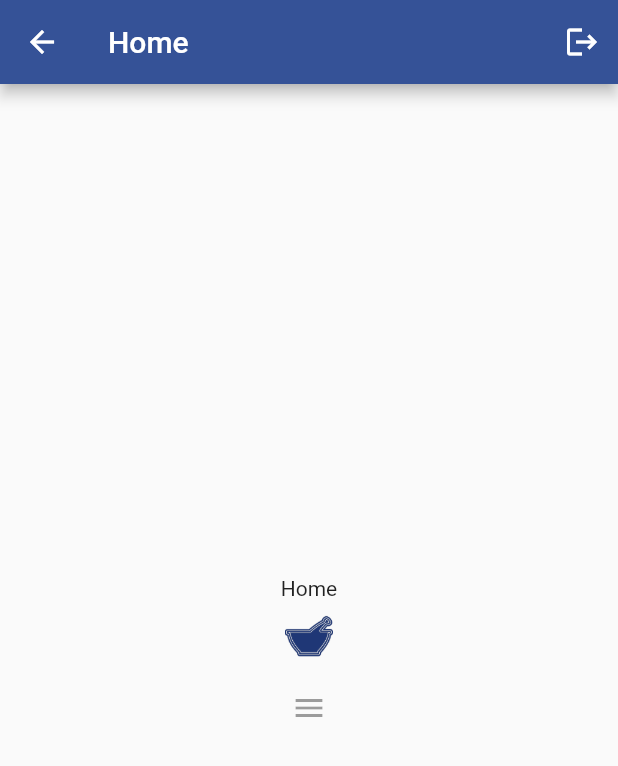
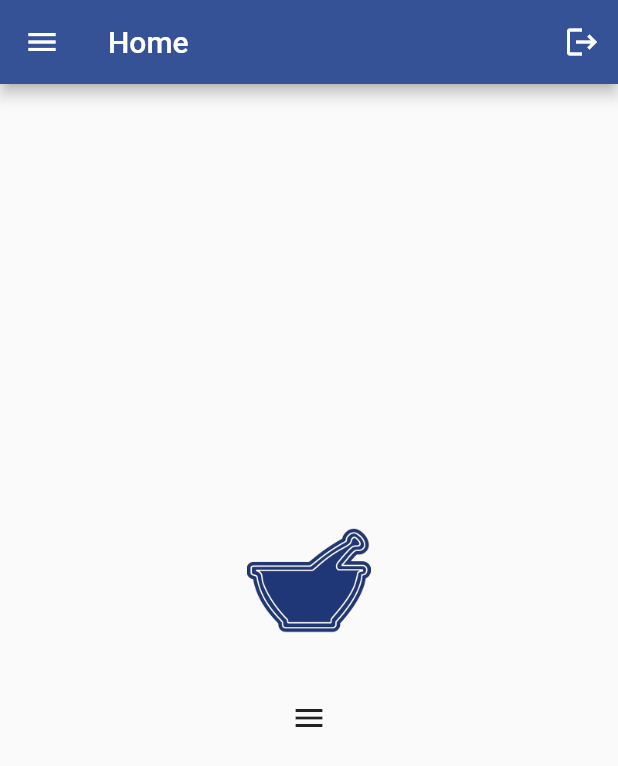
Before and after one commit to portal-webstore/fiery_flutter_prototype_archi, a Flutter app: the HomeScreen screen opened directly, on a phone screen of 412 x 824 dp. Shown: the top 766 px of the screen. Run offline on Flutter 3.47's test engine with Material 2 defaults, Android fonts, the phone set to English and light mode, and no system bars; our stand-ins replace bloc, cloud_firestore, equatable, firebase_auth, firebase_core, flutter_bloc and 2 more; missing offline and left inert: flow_builder; accounts and stored records are empty.

Commit message:
feat(app/views,screens): update screens, logged-in profile home layout
side menu drawer added

```diff
--- a/lib/app/views/webstore_app_view.dart
+++ b/lib/app/views/webstore_app_view.dart
@@ -32,7 +32,9 @@ class AppView extends StatelessWidget {
       ],
       theme: ColouredTheme.data,
       home: FlowBuilder<AppStatus>(
-        state: context.select((AppBloc bloc) => bloc.state.status),
+        state: context.select(
+          (AppBloc bloc) => bloc.state.status,
+        ),
         onGeneratePages: onGenerateAppViewPages,
       ),
       onGenerateRoute: RouteGenerator.getRouteOnGenerate,
--- a/lib/home/screens/home_screen.dart
+++ b/lib/home/screens/home_screen.dart
@@ -1,11 +1,13 @@
+import 'package:authentication_repository/authentication_repository.dart'
+    as auth show User;
 import 'package:fiery_flutter_prototype_archi/app/blocs/app_bloc.dart'
     show AppBloc, AppLogoutRequested;
 import 'package:fiery_flutter_prototype_archi/home/keys/home_keys.dart'
     show HomeKeys;
-import 'package:fiery_flutter_prototype_archi/shared/widgets/logo/atoms/atoms.dart'
-    show WebstoreLogo;
+import 'package:fiery_flutter_prototype_archi/shared/drawer/drawer.dart';
+import 'package:fiery_flutter_prototype_archi/shared/widgets/logo/atoms/atoms.dart';
 import 'package:flutter/material.dart';
-import 'package:flutter_bloc/flutter_bloc.dart' show ReadContext;
+import 'package:flutter_bloc/flutter_bloc.dart' show ReadContext, SelectContext;
 
 class HomeScreen extends StatefulWidget {
   const HomeScreen({
@@ -26,6 +28,11 @@ class HomeScreen extends StatefulWidget {
 class _HomeScreenState extends State<HomeScreen> {
   @override
   Widget build(BuildContext context) {
+    final TextTheme textTheme = Theme.of(context).textTheme;
+    final auth.User user = context.select(
+      (AppBloc bloc) => bloc.state.user,
+    );
+
     return Scaffold(
       appBar: AppBar(
         title: Text(widget.title ?? 'Home'),
@@ -38,25 +45,34 @@ class _HomeScreenState extends State<HomeScreen> {
         ],
       ),
       // - TODO: Add drawer for side menu navigation fallback
-
+      drawer: const SideMenuNavigationDrawer(),
       body: Center(
         child: Column(
           mainAxisAlignment: MainAxisAlignment.center,
-          children: const <Widget>[
+          children: <Widget>[
+            const WebstoreLogo(),
+            const SizedBox(height: 4.0),
             Text(
-              'Home',
-            ),
-            IconButton(
-              icon: WebstoreLogo(),
-              onPressed: null,
+              user.emailAddress,
+              style: textTheme.headline6,
             ),
             IconButton(
               key: HomeScreen.menuKey,
-              icon: Icon(
+              icon: const Icon(
                 Icons.menu,
               ),
-              onPressed: null,
-            )
+              onPressed: () {
+                Scaffold.of(context).openDrawer();
+                Scaffold.of(context).openEndDrawer();
+
+                debugPrint('openDrawer');
+              },
+            ),
+            const SizedBox(height: 4.0),
+            Text(
+              user.firstName,
+              style: textTheme.headline5,
+            ),
           ],
         ),
       ),
```
